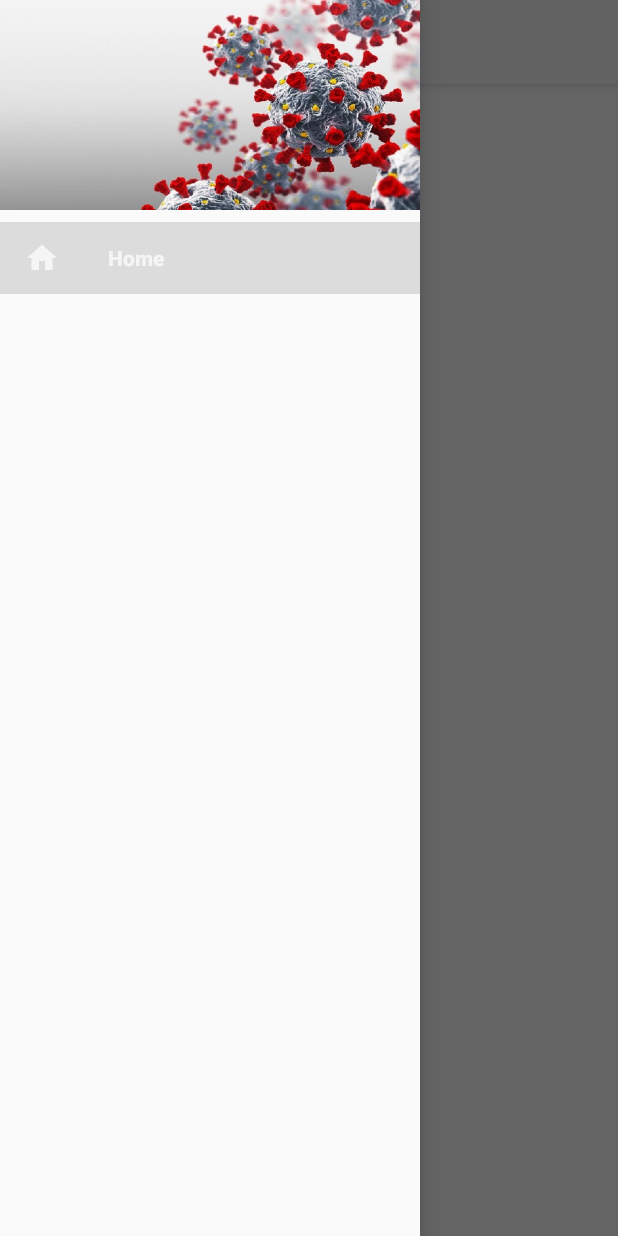
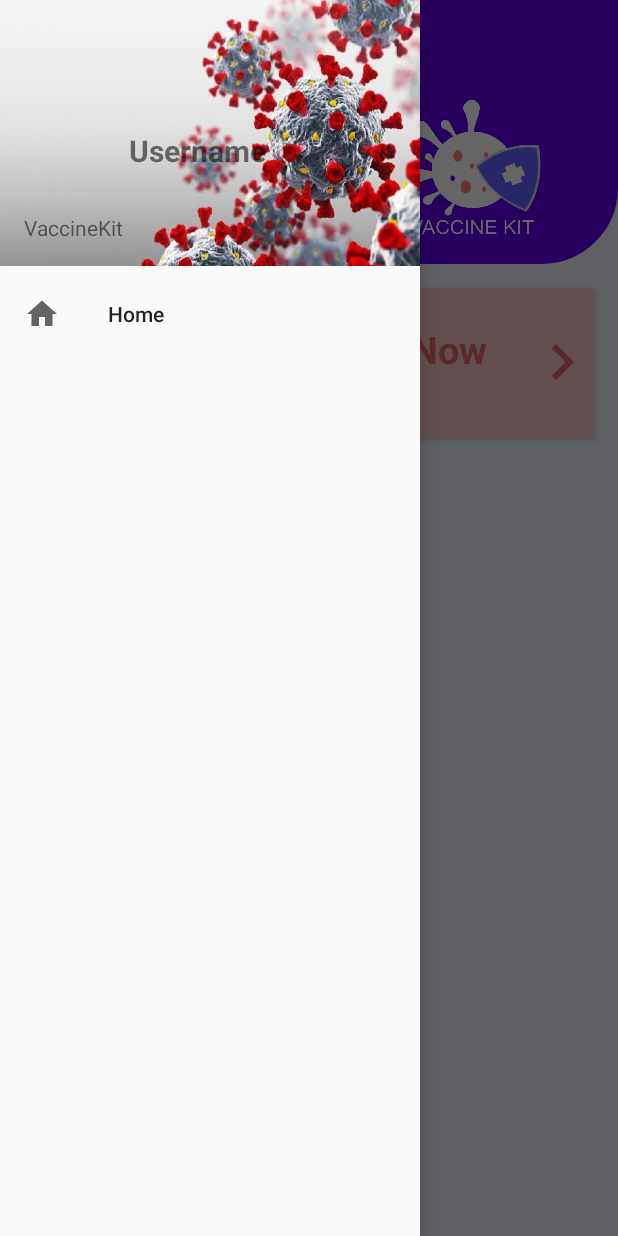
Before and after one commit to dgpay/VaccineKit, an Android app: the screen it shows after launch (MainActivity), with the side drawer open, on a phone screen of 412 x 824 dp. Run offline under Robolectric (Android 15) with nearby library versions, the phone set to English and light mode, and no system bars; our stand-ins replace navigation-ui; 2 statements that could not run were skipped.

Commit message:
make up Ui prepare for dashboard and navigation drawer

```diff
--- /dev/null
+++ b/app/src/main/res/drawable/header_radius_rectangle.xml
@@ -0,0 +1,12 @@
+<?xml version="1.0" encoding="utf-8"?>
+<shape xmlns:android ="http://schemas.android.com/apk/res/android"
+    android:shape="rectangle">
+    <stroke android:width="2dp" android:color="@color/purple_500" />
+    <padding android:left="2dp"
+        android:top="2dp"
+        android:right="2dp"
+        android:bottom="2dp" />
+    <corners android:radius="50dp" />
+    <solid android:color="@color/purple_500"/>
+
+</shape>
--- /dev/null
+++ b/app/src/main/res/drawable/ic_baseline_navigate_next_24.xml
@@ -0,0 +1,5 @@
+<vector android:autoMirrored="true" android:height="24dp"
+    android:tint="#E06A6A" android:viewportHeight="24"
+    android:viewportWidth="24" android:width="24dp" xmlns:android="http://schemas.android.com/apk/res/android">
+    <path android:fillColor="@android:color/white" android:pathData="M10,6L8.59,7.41 13.17,12l-4.58,4.59L10,18l6,-6z"/>
+</vector>
--- a/app/src/main/res/layout/app_bar_main.xml
+++ b/app/src/main/res/layout/app_bar_main.xml
@@ -9,14 +9,14 @@
     <com.google.android.material.appbar.AppBarLayout
         android:layout_width="match_parent"
         android:layout_height="wrap_content"
-        android:theme="@style/Theme.AppBarOverlay">
-
+        android:theme="@style/Theme.AppBarOverlay"
+        app:elevation="0dp">
         <androidx.appcompat.widget.Toolbar
             android:id="@+id/toolbar"
             android:layout_width="match_parent"
             android:layout_height="?attr/actionBarSize"
-            android:background="?attr/colorPrimary"
-            app:popupTheme="@style/Theme.PopupOverlay" />
+            app:popupTheme="@style/Theme.PopupOverlay"
+            android:foreground="@color/purple_500"/>
 
     </com.google.android.material.appbar.AppBarLayout>
 
--- a/app/src/main/res/layout/content_main.xml
+++ b/app/src/main/res/layout/content_main.xml
@@ -1,21 +1,126 @@
 <?xml version="1.0" encoding="utf-8"?>
-<androidx.constraintlayout.widget.ConstraintLayout xmlns:android="http://schemas.android.com/apk/res/android"
+<ScrollView xmlns:android="http://schemas.android.com/apk/res/android"
     xmlns:app="http://schemas.android.com/apk/res-auto"
     xmlns:tools="http://schemas.android.com/tools"
     android:layout_width="match_parent"
     android:layout_height="match_parent"
     app:layout_behavior="@string/appbar_scrolling_view_behavior"
-    tools:showIn="@layout/app_bar_main">
+    tools:showIn="@layout/app_bar_main"
+    android:background="#F1F1FA">
 
-    <fragment
-        android:id="@+id/nav_host_fragment"
-        android:name="androidx.navigation.fragment.NavHostFragment"
+<LinearLayout
+    android:layout_width="match_parent"
+    android:layout_height="match_parent"
+    android:orientation="vertical">
+
+    <RelativeLayout
         android:layout_width="match_parent"
-        android:layout_height="match_parent"
-        app:defaultNavHost="true"
-        app:layout_constraintLeft_toLeftOf="parent"
-        app:layout_constraintRight_toRightOf="parent"
-        app:layout_constraintTop_toTopOf="parent"
-        app:navGraph="@navigation/main_nav" />
+        android:layout_height="wrap_content">
 
-</androidx.constraintlayout.widget.ConstraintLayout>
+        <LinearLayout
+            android:layout_width="match_parent"
+            android:layout_height="wrap_content"
+            android:orientation="vertical">
+
+            <FrameLayout
+                android:layout_width="match_parent"
+                android:layout_height="wrap_content">
+
+                <ImageView
+                    android:layout_width="match_parent"
+                    android:layout_height="200dp"
+                    android:layout_marginTop="-80dp"
+                    android:background="@drawable/header_radius_rectangle" />
+
+                <LinearLayout
+                    android:layout_width="match_parent"
+                    android:layout_height="wrap_content"
+                    android:paddingRight="30dp"
+                    android:paddingLeft="30dp">
+
+                    <TextView
+                        android:layout_width="wrap_content"
+                        android:layout_height="wrap_content"
+                        android:text="Vaccine Kit"
+                        android:textStyle="bold"
+                        android:textSize="30sp"
+                        android:layout_marginTop="20dp"
+                        android:textColor="@color/white" />
+
+                    <ImageView
+                        android:layout_width="90dp"
+                        android:layout_height="90dp"
+                        android:background="@drawable/vksmall"
+                        android:layout_marginLeft="90dp"
+                        android:layout_marginTop="10dp"/>
+
+                </LinearLayout>
+                <TextView
+                    android:layout_width="wrap_content"
+                    android:layout_height="wrap_content"
+                    android:layout_marginTop="60dp"
+                    android:layout_marginLeft="35dp"
+                    android:text="Untuk Kemajuan Bangsa"
+                    android:textColor="@color/white"
+                    android:textSize="13sp"/>
+
+            </FrameLayout>
+
+            <androidx.cardview.widget.CardView
+                android:id="@+id/Card_Verification"
+                android:layout_width="match_parent"
+                android:layout_height="wrap_content"
+                android:layout_margin="16dp"
+                android:clickable="true"
+                app:cardElevation="3dp"
+                app:cardCornerRadius="3dp"
+                android:focusable="true"
+                app:cardBackgroundColor="@color/red_use_young">
+
+                <LinearLayout
+                    android:layout_width="match_parent"
+                    android:layout_height="100dp"
+                    android:orientation="horizontal">
+                    <LinearLayout
+                        android:layout_width="wrap_content"
+                        android:layout_height="wrap_content"
+                        android:orientation="vertical">
+
+                        <TextView
+                            android:layout_width="wrap_content"
+                            android:layout_height="wrap_content"
+                            android:text="Verification Account Now"
+                            android:textColor="@color/red_use"
+                            android:textStyle="bold"
+                            android:textSize="25dp"
+                            android:layout_marginLeft="20sp"
+                            android:layout_marginTop="23dp"/>
+
+                        <TextView
+                            android:layout_width="wrap_content"
+                            android:layout_height="wrap_content"
+                            android:text="Got Bunch of Benefit!"
+                            android:textColor="@color/red_use"
+                            android:textSize="18dp"
+                            android:layout_marginLeft="21sp"
+                            android:layout_marginTop="1dp"/>
+
+                    </LinearLayout>
+
+                    <ImageView
+                        android:layout_marginTop="25dp"
+                        android:layout_marginLeft="15dp"
+                        android:layout_width="68dp"
+                        android:layout_height="48dp"
+                        android:src="@drawable/ic_baseline_navigate_next_24" />
+                </LinearLayout>
+
+            </androidx.cardview.widget.CardView>
+
+        </LinearLayout>
+    </RelativeLayout>
+
+
+</LinearLayout>
+
+</ScrollView>
--- a/app/src/main/res/layout/nav_header_main.xml
+++ b/app/src/main/res/layout/nav_header_main.xml
@@ -1,8 +1,9 @@
 <?xml version="1.0" encoding="utf-8"?>
 <LinearLayout xmlns:android="http://schemas.android.com/apk/res/android"
+    xmlns:app="http://schemas.android.com/apk/res-auto"
     xmlns:tools="http://schemas.android.com/tools"
     android:layout_width="match_parent"
-    android:layout_height="@dimen/nav_header_height"
+    android:layout_height="177dp"
     android:background="@drawable/side_nav_bar"
     android:gravity="bottom"
     android:orientation="vertical"
@@ -11,5 +12,31 @@
     android:paddingRight="@dimen/activity_horizontal_margin"
     android:paddingBottom="@dimen/activity_vertical_margin"
     tools:ignore="Overdraw">
+    <LinearLayout
+        android:layout_width="match_parent"
+        android:layout_height="wrap_content"
+        android:layout_marginBottom="15dp">
+
+        <ImageView
+            android:id="@+id/image_profil"
+            android:layout_width="50dp"
+            android:layout_height="50dp"
+            android:layout_marginRight="20dp"
+            tools:srcCompat="@tools:sample/avatars" />
+
+        <TextView
+            android:layout_width="wrap_content"
+            android:layout_height="wrap_content"
+            android:text="@string/username"
+            android:layout_marginTop="10dp"
+            android:textSize="20sp"
+            android:textStyle="bold" />
+
+    </LinearLayout>
+
+    <TextView
+        android:layout_width="wrap_content"
+        android:layout_height="wrap_content"
+        android:text="VaccineKit" />
 
 </LinearLayout>
--- a/app/src/main/res/values/colors.xml
+++ b/app/src/main/res/values/colors.xml
@@ -7,4 +7,7 @@
     <color name="teal_700">#FF018786</color>
     <color name="black">#FF000000</color>
     <color name="white">#FFFFFFFF</color>
+    <color name="white_base">#F1F1FA</color>
+    <color name="red_use">#E06A6A</color>
+    <color name="red_use_young">#F6C7C7</color>
 </resources>
```
Also changed, not shown: app/src/main/res/drawable/health_record_diary_icon.png (added), app/src/main/res/drawable/lost_report_icon.png (added), app/src/main/res/drawable/qr_code_icon.png (added), app/src/main/res/drawable/vksmall.png (added).
